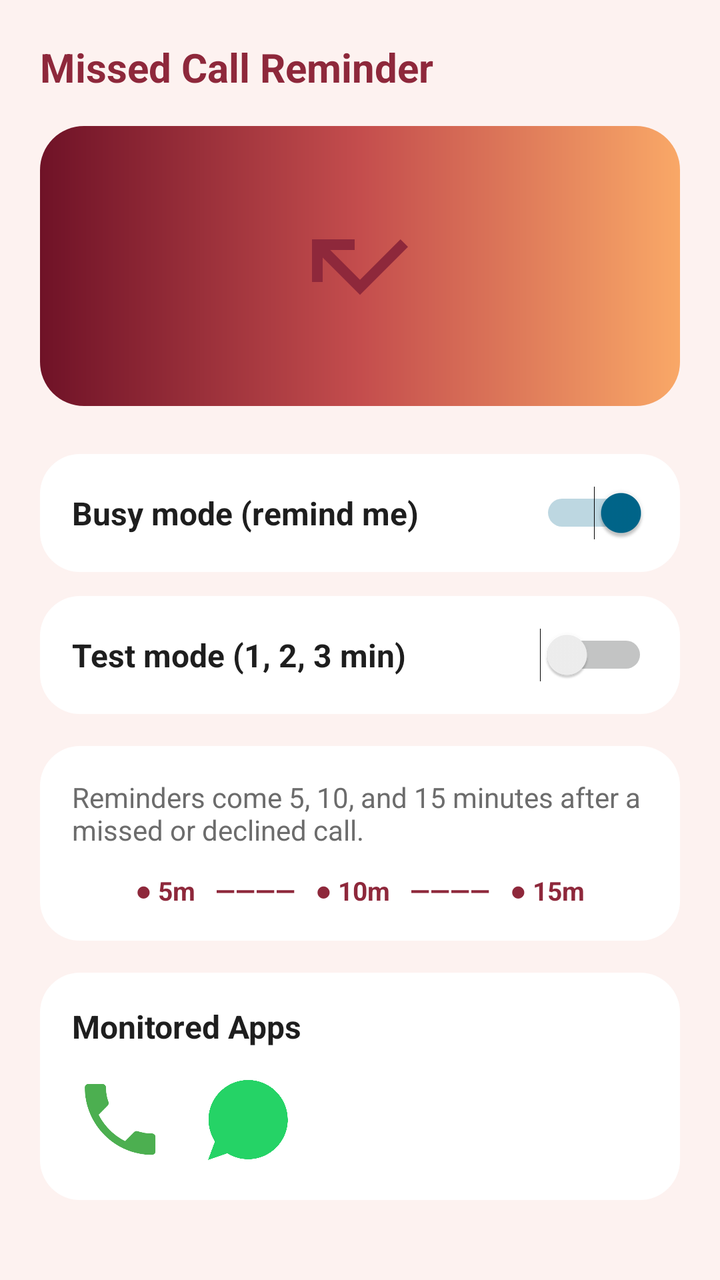
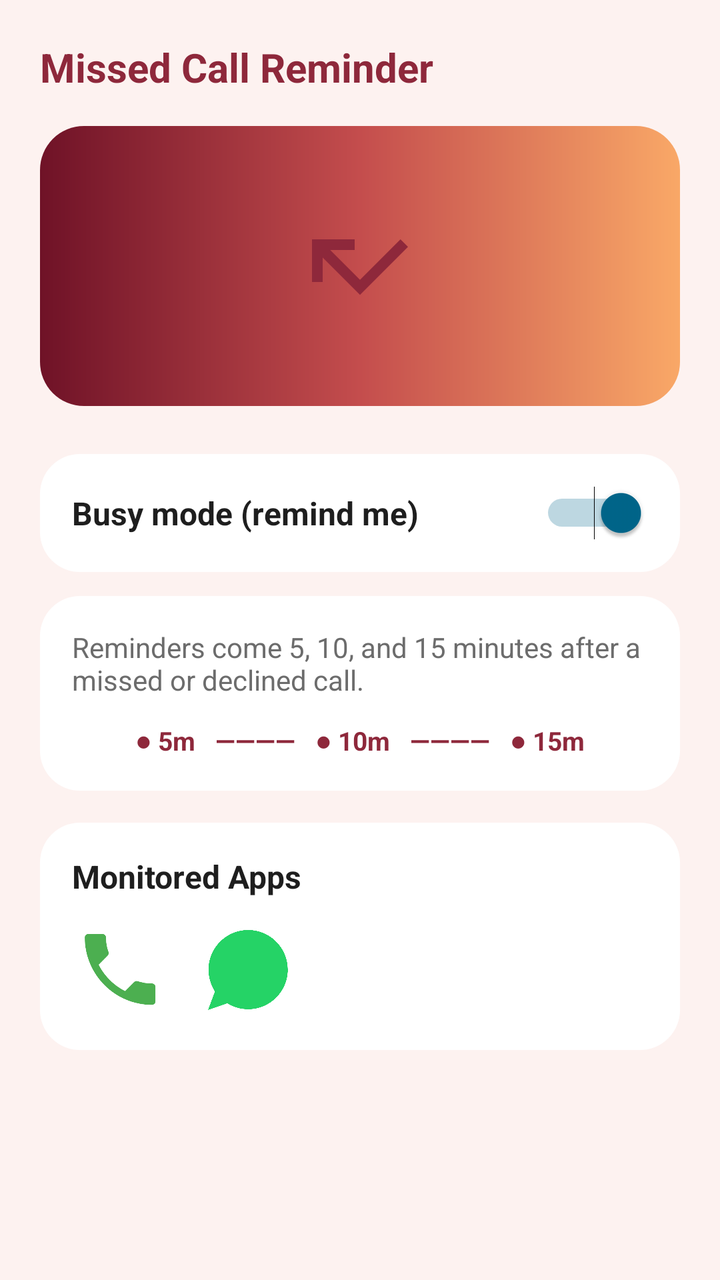

The first picture is an Android layout as it rendered before a commit; the second is the same layout after the commit. The layout source and the unified diff follow.
<!-- AndroidManifest.xml: application theme android:Theme.DeviceDefault.Light.NoActionBar -->
<!-- res/layout/activity_main.xml -->
<?xml version="1.0" encoding="utf-8"?>
<ScrollView xmlns:android="http://schemas.android.com/apk/res/android"
    android:layout_width="match_parent"
    android:layout_height="match_parent"
    android:background="@color/bg_page">

    <LinearLayout
        android:layout_width="match_parent"
        android:layout_height="wrap_content"
        android:orientation="vertical"
        android:padding="20dp">

        
        <TextView
            android:layout_width="wrap_content"
            android:layout_height="wrap_content"
            android:text="Missed Call Reminder"
            android:textColor="@color/primary_accent"
            android:textSize="20sp"
            android:textStyle="bold"
            android:layout_marginBottom="16dp"/>

        
        <LinearLayout
            android:layout_width="match_parent"
            android:layout_height="140dp"
            android:background="@drawable/bg_banner"
            android:gravity="center"
            android:layout_marginBottom="24dp">
            <ImageView
                android:layout_width="64dp"
                android:layout_height="64dp"
                android:src="@drawable/ic_call_missed" />
        </LinearLayout>

        
        <LinearLayout
            android:layout_width="match_parent"
            android:layout_height="wrap_content"
            android:background="@drawable/bg_card"
            android:orientation="horizontal"
            android:padding="16dp"
            android:gravity="center_vertical"
            android:layout_marginBottom="12dp">

            <TextView
                android:layout_width="0dp"
                android:layout_height="wrap_content"
                android:layout_weight="1"
                android:text="Busy mode (remind me)"
                android:textColor="@color/text_dark"
                android:textSize="16sp"
                android:textStyle="bold"/>

            <Switch
                android:layout_width="wrap_content"
                android:layout_height="wrap_content"
                android:checked="true"/>
        </LinearLayout>

        
        <LinearLayout
            android:layout_width="match_parent"
            android:layout_height="wrap_content"
            android:background="@drawable/bg_card"
            android:orientation="horizontal"
            android:padding="16dp"
            android:gravity="center_vertical"
            android:layout_marginBottom="16dp">

            <TextView
                android:layout_width="0dp"
                android:layout_height="wrap_content"
                android:layout_weight="1"
                android:text="Test mode (1, 2, 3 min)"
                android:textColor="@color/text_dark"
                android:textSize="16sp"
                android:textStyle="bold"/>

            <Switch
                android:layout_width="wrap_content"
                android:layout_height="wrap_content"
                android:checked="false"/>
        </LinearLayout>

        
        <LinearLayout
            android:layout_width="match_parent"
            android:layout_height="wrap_content"
            android:background="@drawable/bg_card"
            android:orientation="vertical"
            android:padding="16dp"
            android:layout_marginBottom="16dp">

            <TextView
                android:layout_width="match_parent"
                android:layout_height="wrap_content"
                android:text="Reminders come 5, 10, and 15 minutes after a missed or declined call."
                android:textColor="@color/text_muted"
                android:textSize="14sp"
                android:layout_marginBottom="12dp"/>

            
            <LinearLayout
                android:layout_width="match_parent"
                android:layout_height="wrap_content"
                android:orientation="horizontal"
                android:gravity="center">

                <TextView
                    android:layout_width="wrap_content"
                    android:layout_height="wrap_content"
                    android:text="● 5m   ――――   ● 10m   ――――   ● 15m"
                    android:textColor="@color/primary_accent"
                    android:textStyle="bold"
                    android:textSize="13sp"/>
            </LinearLayout>
        </LinearLayout>

        
        <LinearLayout
            android:layout_width="match_parent"
            android:layout_height="wrap_content"
            android:background="@drawable/bg_card"
            android:orientation="vertical"
            android:padding="16dp">

            <TextView
                android:layout_width="wrap_content"
                android:layout_height="wrap_content"
                android:text="Monitored Apps"
                android:textColor="@color/text_dark"
                android:textSize="16sp"
                android:textStyle="bold"
                android:layout_marginBottom="12dp"/>

            <LinearLayout
                android:layout_width="match_parent"
                android:layout_height="wrap_content"
                android:orientation="horizontal">

                <ImageView
                    android:layout_width="48dp"
                    android:layout_height="48dp"
                    android:src="@drawable/ic_phone"
                    android:layout_marginEnd="16dp"/>

                <ImageView
                    android:layout_width="48dp"
                    android:layout_height="48dp"
                    android:src="@drawable/ic_whatsapp"
                    android:layout_marginEnd="16dp"/>
            </LinearLayout>
        </LinearLayout>

    </LinearLayout>
</ScrollView>
<!-- resources referenced by this layout -->
<resources>
  <color name="bg_page">#FDF2F0</color>
  <color name="primary_accent">#8E283B</color>
  <color name="text_dark">#1E1E1E</color>
  <color name="text_muted">#6C6C6C</color>
  <!-- drawable bg_banner (drawable) -->
  <?xml version="1.0" encoding="utf-8"?>
  <shape xmlns:android="http://schemas.android.com/apk/res/android">
      <gradient
          android:startColor="#6F1227"
          android:centerColor="#C44D4D"
          android:endColor="#F9A867"
          android:angle="0" />
      <corners android:radius="22dp" />
  </shape>
  <!-- drawable bg_card (drawable) -->
  <?xml version="1.0" encoding="utf-8"?>
  <shape xmlns:android="http://schemas.android.com/apk/res/android">
      <solid android:color="#FFFFFF" />
      <corners android:radius="20dp" />
  </shape>
  <!-- drawable ic_call_missed (drawable) -->
  <vector xmlns:android="http://schemas.android.com/apk/res/android"
      android:width="24dp"
      android:height="24dp"
      android:viewportWidth="24"
      android:viewportHeight="24">
    <path
        android:fillColor="#8E283B"
        android:pathData="M19.59,7L12,14.59 6.41,9H11V7H3v8h2v-4.59l7,7 9,-9z"/>
  </vector>
  <!-- drawable ic_phone (drawable) -->
  <vector xmlns:android="http://schemas.android.com/apk/res/android"
      android:width="24dp"
      android:height="24dp"
      android:viewportWidth="24"
      android:viewportHeight="24">
    <path
        android:fillColor="#4CAF50"
        android:pathData="M20.01,15.38c-1.23,0 -2.42,-0.2 -3.53,-0.56 -0.35,-0.12 -0.74,-0.03 -1.02,0.24l-2.2,2.2c-2.83,-1.44 -5.15,-3.75 -6.59,-6.59l2.2,-2.21c0.28,-0.26 0.36,-0.65 0.25,-1C8.7,6.3 8.5,5.1 8.5,3.87 8.5,3.39 8.11,3 7.63,3H4.07C3.59,3 3.2,3.39 3.2,3.87c0,9.28 7.55,16.83 16.81,16.83 0.48,0 0.87,-0.39 0.87,-0.87v-3.58c0,-0.48 -0.39,-0.87 -0.87,-0.87z"/>
  </vector>
  <!-- drawable ic_whatsapp (drawable) -->
  <vector xmlns:android="http://schemas.android.com/apk/res/android"
      android:width="24dp"
      android:height="24dp"
      android:viewportWidth="24"
      android:viewportHeight="24">
    <path
        android:fillColor="#25D366"
        android:pathData="M12.04,2C6.58,2 2.13,6.45 2.13,11.91c0,1.97 0.58,3.85 1.6,5.46L2,22l4.82,-1.67c1.55,0.95 3.33,1.48 5.22,1.48 5.46,0 9.91,-4.45 9.91,-9.91C21.95,6.45 17.5,2 12.04,2z"/>
  </vector>
</resources>

<!-- the commit's change to res/layout/activity_main.xml (unified diff, before → after) -->
@@ -56,31 +56,6 @@
                 android:layout_width="wrap_content"
                 android:layout_height="wrap_content"
                 android:checked="true"/>
-        </LinearLayout>
-
-        
-        <LinearLayout
-            android:layout_width="match_parent"
-            android:layout_height="wrap_content"
-            android:background="@drawable/bg_card"
-            android:orientation="horizontal"
-            android:padding="16dp"
-            android:gravity="center_vertical"
-            android:layout_marginBottom="16dp">
-
-            <TextView
-                android:layout_width="0dp"
-                android:layout_height="wrap_content"
-                android:layout_weight="1"
-                android:text="Test mode (1, 2, 3 min)"
-                android:textColor="@color/text_dark"
-                android:textSize="16sp"
-                android:textStyle="bold"/>
-
-            <Switch
-                android:layout_width="wrap_content"
-                android:layout_height="wrap_content"
-                android:checked="false"/>
         </LinearLayout>
 
         
